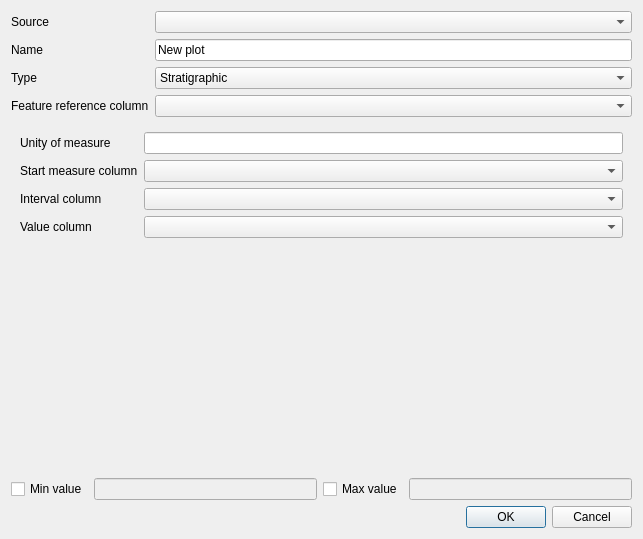
Old version of the form config_create_dialog.ui in the repository Oslandia/QGeoloGIS.
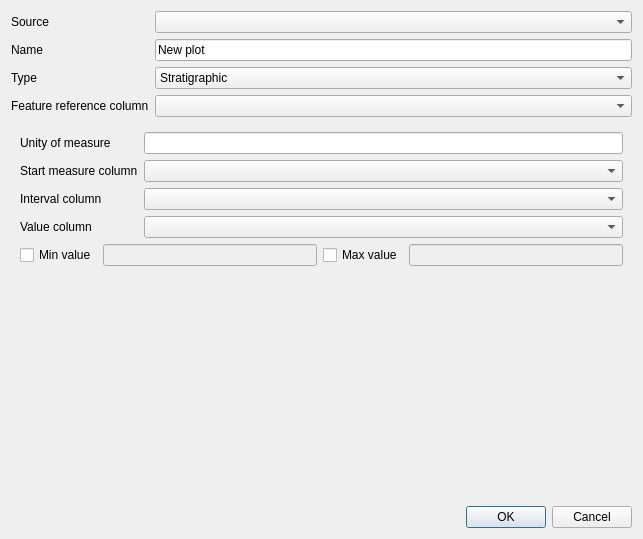
New version of the form. The open tabs and pages were chosen to show the change.

Commit message: adds min and max config for continuous and instantaneous plots (#29)

What changed in the file:
```diff
--- a/config_create_dialog.ui
+++ b/config_create_dialog.ui
@@ -195,6 +195,38 @@
          <item row="3" column="1">
           <widget class="QComboBox" name="_value_continuous_column"/>
          </item>
+         <item row="4" column="0" colspan="2">
+          <layout class="QHBoxLayout" name="horizontalLayout">
+           <item>
+            <widget class="QCheckBox" name="_continuous_min_chk">
+             <property name="text">
+              <string>Min value</string>
+             </property>
+            </widget>
+           </item>
+           <item>
+            <widget class="QLineEdit" name="_continuous_min">
+             <property name="enabled">
+              <bool>false</bool>
+             </property>
+            </widget>
+           </item>
+           <item>
+            <widget class="QCheckBox" name="_continuous_max_chk">
+             <property name="text">
+              <string>Max value</string>
+             </property>
+            </widget>
+           </item>
+           <item>
+            <widget class="QLineEdit" name="_continuous_max">
+             <property name="enabled">
+              <bool>false</bool>
+             </property>
+            </widget>
+           </item>
+          </layout>
+         </item>
         </layout>
        </item>
       </layout>
@@ -233,43 +265,43 @@
          <item row="0" column="1">
           <widget class="QLineEdit" name="_uom_instantaneous"/>
          </item>
-        </layout>
-       </item>
-      </layout>
-     </widget>
-    </widget>
-   </item>
+         <item row="3" column="0" colspan="2">
+          <layout class="QHBoxLayout" name="horizontalLayout_2">
    <item>
-    <layout class="QHBoxLayout" name="horizontalLayout">
-     <item>
-      <widget class="QCheckBox" name="minCheckBox">
+            <widget class="QCheckBox" name="_instantaneous_min_chk">
        <property name="text">
         <string>Min value</string>
        </property>
       </widget>
      </item>
      <item>
-      <widget class="QLineEdit" name="minEdit">
+            <widget class="QLineEdit" name="_instantaneous_min">
        <property name="enabled">
         <bool>false</bool>
        </property>
       </widget>
      </item>
      <item>
-      <widget class="QCheckBox" name="maxCheckBox">
+            <widget class="QCheckBox" name="_instantaneous_max_chk">
        <property name="text">
         <string>Max value</string>
        </property>
       </widget>
      </item>
      <item>
-      <widget class="QLineEdit" name="maxEdit">
+            <widget class="QLineEdit" name="_instantaneous_max">
        <property name="enabled">
         <bool>false</bool>
        </property>
       </widget>
      </item>
     </layout>
+         </item>
+        </layout>
+       </item>
+      </layout>
+     </widget>
+    </widget>
    </item>
    <item>
     <widget class="QDialogButtonBox" name="buttonBox">
```
Left out of the diff: 40 changed lines with no effect on the pictures. Lines whose indentation alone changed are shown as unchanged. The commit also changes 6 other files.
